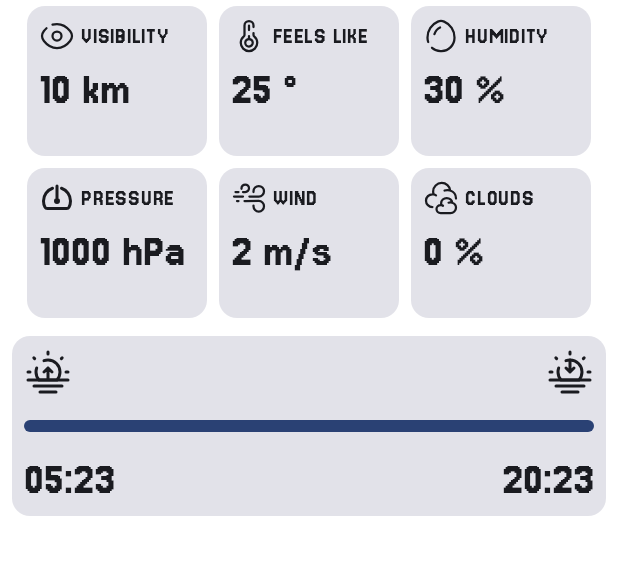
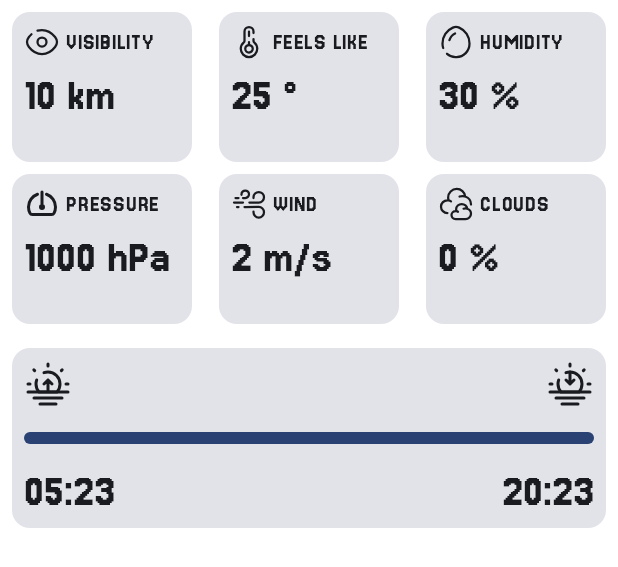
Before and after one commit to Dany-el/Caelum, an Android app built with Jetpack Compose: the @Preview function AdditionalWeatherDataPreview, on a phone screen of 412 x 824 dp. Shown: the top 567 px of the screen. Run offline under Robolectric (Android 15) with nearby library versions, the phone set to English and light mode, and no system bars.

```diff
--- a/app/src/main/java/com/yablonskyi/caelum/ui/weather/forecast/WeatherCard.kt
+++ b/app/src/main/java/com/yablonskyi/caelum/ui/weather/forecast/WeatherCard.kt
@@ -1,6 +1,12 @@
 package com.yablonskyi.caelum.ui.weather.forecast
 
-import android.util.Log
+import androidx.compose.animation.AnimatedVisibility
+import androidx.compose.animation.animateContentSize
+import androidx.compose.animation.core.tween
+import androidx.compose.animation.fadeIn
+import androidx.compose.animation.fadeOut
+import androidx.compose.animation.slideInVertically
+import androidx.compose.animation.slideOutVertically
 import androidx.compose.foundation.layout.Arrangement
 import androidx.compose.foundation.layout.Box
 import androidx.compose.foundation.layout.Column
@@ -14,14 +20,11 @@ import androidx.compose.foundation.layout.width
 import androidx.compose.foundation.lazy.LazyRow
 import androidx.compose.foundation.lazy.items
 import androidx.compose.material3.Card
-import androidx.compose.material3.CardColors
-import androidx.compose.material3.CircularProgressIndicator
 import androidx.compose.material3.Icon
 import androidx.compose.material3.LinearProgressIndicator
 import androidx.compose.material3.MaterialTheme
 import androidx.compose.material3.Text
 import androidx.compose.runtime.Composable
-import androidx.compose.runtime.LaunchedEffect
 import androidx.compose.ui.Alignment
 import androidx.compose.ui.Modifier
 import androidx.compose.ui.graphics.Color
@@ -43,7 +46,6 @@ import com.yablonskyi.caelum.domain.model.Main
 import com.yablonskyi.caelum.domain.model.Weather
 import com.yablonskyi.caelum.domain.model.Wind
 import com.yablonskyi.caelum.ui.theme.CaelumTheme
-import kotlinx.coroutines.delay
 import kotlin.math.roundToInt
 
 @Composable
@@ -54,35 +56,31 @@ fun WeatherCard(
     unit: Units,
     modifier: Modifier = Modifier
 ) {
+
     Column(
         verticalArrangement = Arrangement.Center,
         horizontalAlignment = Alignment.CenterHorizontally,
-        modifier = modifier.fillMaxSize()
+        modifier = modifier
+            .fillMaxSize()
+            .animateContentSize(animationSpec = tween(500))
     ) {
-        if (isLoading || hourForecast == null || dayForecast == null) {
-            Box(
-                Modifier.fillMaxSize()
+        AnimatedVisibility(
+            visible = !(isLoading || hourForecast == null || dayForecast == null),
+            enter = fadeIn(animationSpec = tween(500)) + slideInVertically(initialOffsetY = { it / 2 }),
+            exit = fadeOut(animationSpec = tween(300)) + slideOutVertically(targetOffsetY = { it / 2 })
         ) {
-/*                CircularProgressIndicator(
-                    modifier = Modifier.width(64.dp).align(Alignment.TopCenter),
-                    color = MaterialTheme.colorScheme.secondary,
-                    trackColor = MaterialTheme.colorScheme.surfaceVariant,
-                )*/
-                LaunchedEffect(Unit) {
-                    delay(2000L)
-                }
-            }
-        } else {
+            Column(horizontalAlignment = Alignment.CenterHorizontally) {
                 WeatherOverview(
-                temp = hourForecast.main.temp.roundToInt(),
+                    temp = hourForecast!!.main.temp.roundToInt(),
                     summary = hourForecast.weather[0].main,
                     description = hourForecast.weather[0].description,
                     sunrise = hourForecast.sunrise,
                     sunset = hourForecast.sunset,
+                    time = hourForecast.time,
                     timezone = hourForecast.timezone,
                 )
                 HourlyForecastList(
-                list = dayForecast.list,
+                    list = dayForecast!!.list,
                     sunrise = hourForecast.sunrise,
                     sunset = hourForecast.sunset,
                     timezone = hourForecast.timezone,
@@ -97,9 +95,11 @@ fun WeatherCard(
                     cloudsPercentage = hourForecast.clouds.all,
                     sunrise = hourForecast.sunrise,
                     sunset = hourForecast.sunset,
+                    time = hourForecast.time,
                     timezone = hourForecast.timezone,
                     unit = unit
                 )
+            }
         }
     }
 }
@@ -111,9 +111,9 @@ fun WeatherOverview(
     description: String,
     sunrise: Long,
     sunset: Long,
+    time: Long,
     timezone: Long
 ) {
-    val now = System.currentTimeMillis()
 
     Column(
         horizontalAlignment = Alignment.CenterHorizontally,
@@ -131,8 +131,7 @@ fun WeatherOverview(
             Icon(
                 painter = painterResource(
                     summary.toIcon(
-                        description = description,
-                        now, sunrise, sunset, timezone
+                        description, time, sunrise, sunset, timezone
                     )
                 ),
                 contentDescription = "",
@@ -189,10 +188,6 @@ fun HourlyForecastItem(
     summary: String,
     description: String
 ) {
-    val now = System.currentTimeMillis() / 1000 + timezone
-    // TODO
-    val isCurrent = now >= time
-
     Column(
         verticalArrangement = Arrangement.SpaceEvenly,
         horizontalAlignment = Alignment.CenterHorizontally,
@@ -230,16 +225,20 @@ fun AdditionalWeatherData(
     cloudsPercentage: Int,
     sunrise: Long,
     sunset: Long,
+    time: Long,
     timezone: Long,
     unit: Units
 ) {
     Column(
-        verticalArrangement = Arrangement.Center,
+        horizontalAlignment = Alignment.CenterHorizontally,
         modifier = Modifier.fillMaxWidth()
     ) {
         Row(
-            horizontalArrangement = Arrangement.Center,
-            modifier = Modifier.fillMaxWidth()
+            horizontalArrangement = Arrangement.SpaceBetween,
+            modifier = Modifier
+                .padding(horizontal = 8.dp)
+                .padding(top = 8.dp, bottom = 4.dp)
+                .fillMaxWidth()
         ) {
             // Visibility
             AdditionalWeatherItem(
@@ -264,8 +263,11 @@ fun AdditionalWeatherData(
             )
         }
         Row(
-            horizontalArrangement = Arrangement.Center,
-            modifier = Modifier.fillMaxWidth()
+            horizontalArrangement = Arrangement.SpaceBetween,
+            modifier = Modifier
+                .padding(horizontal = 8.dp)
+                .padding(top = 4.dp, bottom = 8.dp)
+                .fillMaxWidth()
         ) {
             // Pressure
             AdditionalWeatherItem(
@@ -289,7 +291,7 @@ fun AdditionalWeatherData(
                 units = unit.humidityUnit()
             )
         }
-        SunPosition(sunrise, sunset, timezone)
+        SunPosition(sunrise, sunset, time, timezone)
     }
 }
 
@@ -302,7 +304,6 @@ fun AdditionalWeatherItem(
 ) {
     Card(
         modifier = Modifier
-            .padding(4.dp)
             .height(100.dp)
             .width(120.dp)
     ) {
@@ -339,10 +340,10 @@ fun AdditionalWeatherItem(
 fun SunPosition(
     sunrise: Long,
     sunset: Long,
+    time: Long,
     timezone: Long,
 ) {
-    val now = System.currentTimeMillis() / 1000
-    var percentage = (((now - sunrise).toFloat() / (sunset - sunrise)) * 100) / 100
+    var percentage = (((time - sunrise).toFloat() / (sunset - sunrise)) * 100) / 100
     if (percentage < 0) percentage = 1f
     val progress = percentage.coerceIn(0f, 1f)
 
@@ -409,6 +410,7 @@ private fun WeatherOverviewPreview() {
             "few clouds",
             1747275813,
             1747329809,
+            1748347632,
             10800
         )
     }
@@ -428,6 +430,7 @@ private fun AdditionalWeatherDataPreview() {
             0,
             1747275813,
             1747329809,
+            1748347632,
             10800,
             Units.METRICS
         )
@@ -454,6 +457,7 @@ private fun SunPositionPreview() {
         SunPosition(
             1747275813,
             1747329809,
+            1748347632,
             10800,
         )
     }
```
Lines whose indentation alone changed are shown as unchanged.
